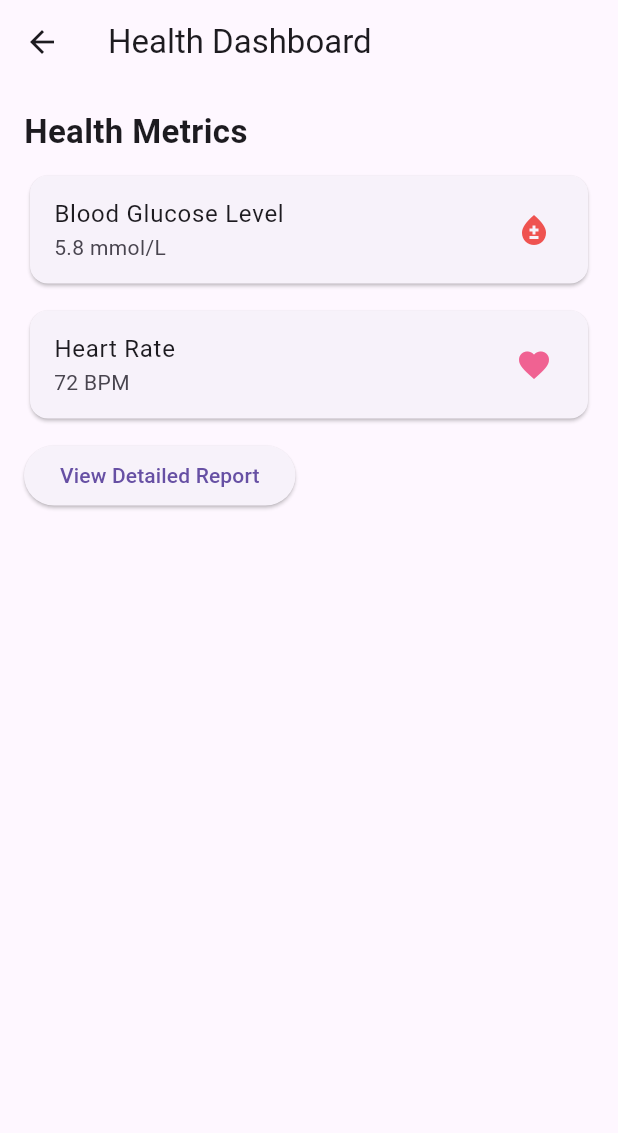
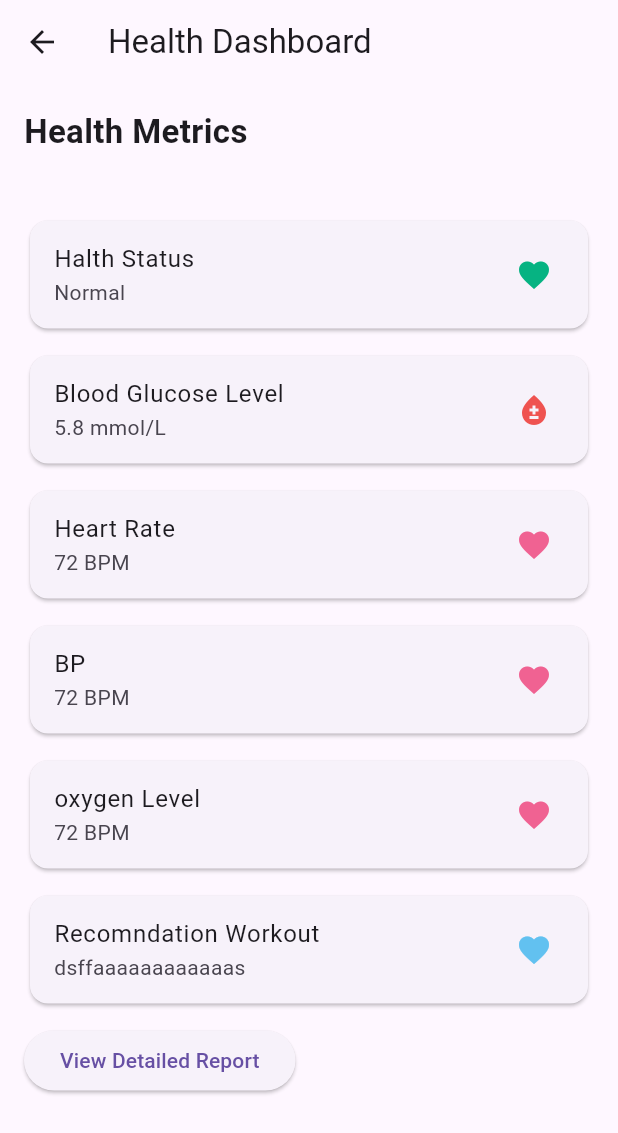
Before and after one commit to IT21300332Savinu/FITGEN, a Flutter app: the HealthDashboard screen opened by its route, on a phone screen of 412 x 824 dp. Shown: the top 1133 px of the screen. Run offline on Flutter 3.47's test engine with Material 3 defaults, Android fonts, the phone set to English and light mode, and no system bars; our stand-ins replace cloud_firestore, firebase_core; accounts and stored records are empty.

Commit message:
updated health_dashboard

```diff
--- a/medical_guidance_system/lib/views/health_dashboard.dart
+++ b/medical_guidance_system/lib/views/health_dashboard.dart
@@ -16,6 +16,17 @@ class HealthDashboard extends StatelessWidget {
               "Health Metrics",
               style: TextStyle(fontSize: 22, fontWeight: FontWeight.bold),
             ),
+            const SizedBox(height: 40),
+            Card(
+              child: ListTile(
+                title: const Text("Halth Status"),
+                subtitle: const Text("Normal"),
+                trailing: Icon(
+                  Icons.favorite,
+                  color: const Color.fromARGB(255, 6, 179, 130),
+                ),
+              ),
+            ),
             const SizedBox(height: 10),
             Card(
               child: ListTile(
@@ -24,12 +35,40 @@ class HealthDashboard extends StatelessWidget {
                 trailing: Icon(Icons.bloodtype, color: Colors.red[400]),
               ),
             ),
+
             const SizedBox(height: 10),
             Card(
               child: ListTile(
                 title: const Text("Heart Rate"),
                 subtitle: const Text("72 BPM"),
                 trailing: Icon(Icons.favorite, color: Colors.pink[300]),
+              ),
+            ),
+            const SizedBox(height: 10),
+            Card(
+              child: ListTile(
+                title: const Text("BP"),
+                subtitle: const Text("72 BPM"),
+                trailing: Icon(Icons.favorite, color: Colors.pink[300]),
+              ),
+            ),
+            const SizedBox(height: 10),
+            Card(
+              child: ListTile(
+                title: const Text("oxygen Level"),
+                subtitle: const Text("72 BPM"),
+                trailing: Icon(Icons.favorite, color: Colors.pink[300]),
+              ),
+            ),
+            const SizedBox(height: 10),
+            Card(
+              child: ListTile(
+                title: const Text("Recomndation Workout"),
+                subtitle: const Text("dsffaaaaaaaaaaaas"),
+                trailing: Icon(
+                  Icons.favorite,
+                  color: const Color.fromARGB(255, 98, 193, 240),
+                ),
               ),
             ),
             const SizedBox(height: 10),
```
